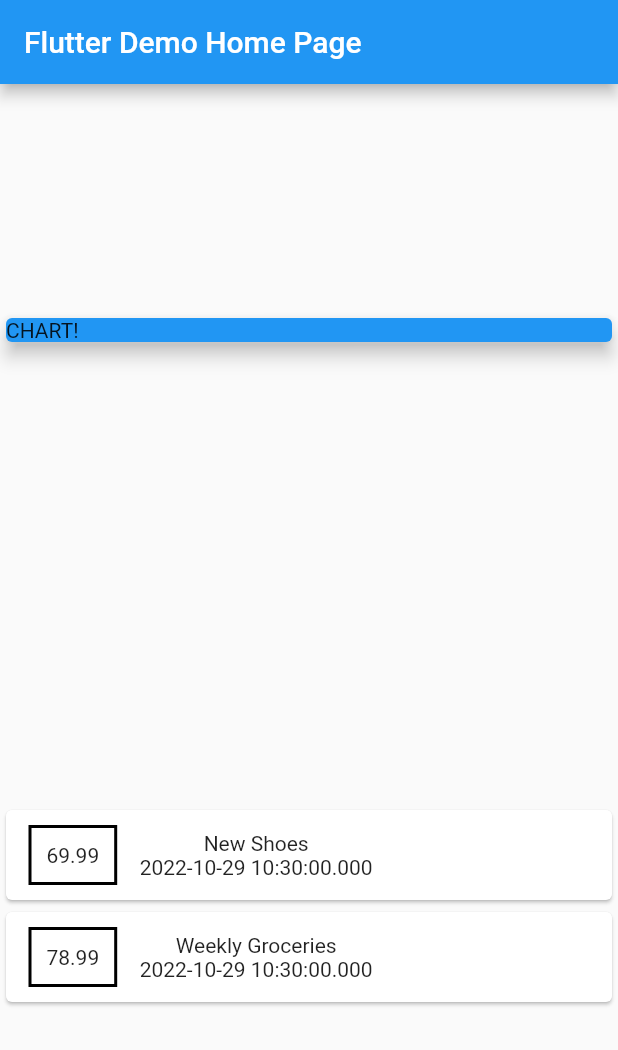
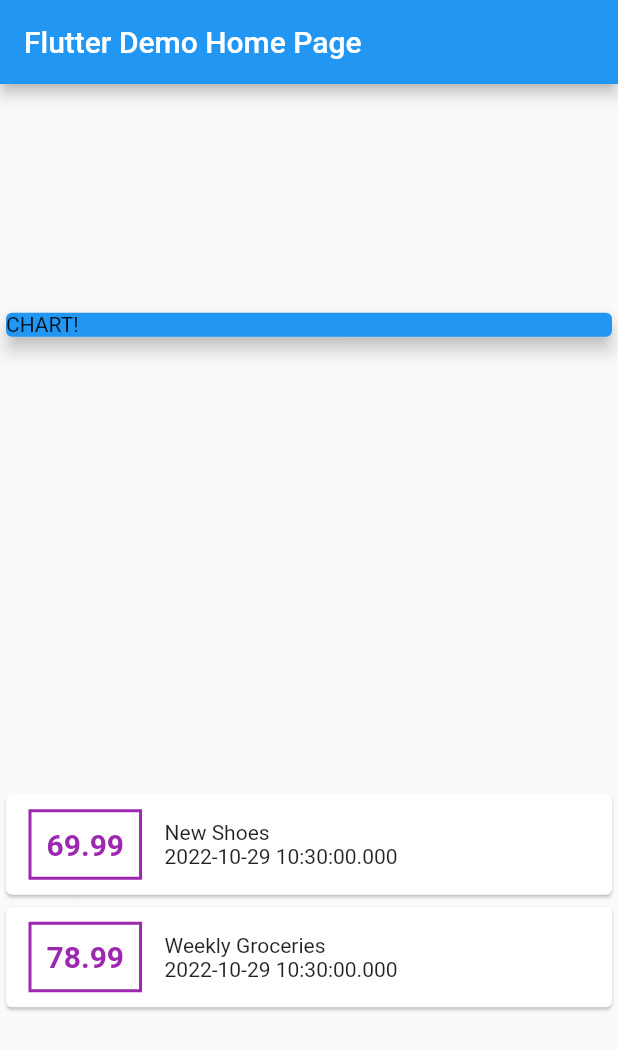
Before and after one commit to Z-kamili/Flutter_chart_app, a Flutter app: the screen it shows after launch, on a phone screen of 412 x 824 dp. Shown: the top 1050 px of the screen. Run offline on Flutter 3.47's test engine with Material 2 defaults, Android fonts, the phone set to English and light mode, and no system bars.

Commit message:
add style

```diff
--- a/lib/main.dart
+++ b/lib/main.dart
@@ -83,16 +83,24 @@ class _MyHomePageState extends State<MyHomePage> {
                     ),
                     decoration: BoxDecoration(
                       border:Border.all(
-                        color: Colors.black,
+                        color: Colors.purple,
                         width: 2,
                       ),
                     ),
                     padding: EdgeInsets.all(10),
                     child:Text(
                       tx.amount.toString(),
+                      style:TextStyle(
+                        fontWeight: FontWeight.bold,
+                        fontSize: 20,
+                        color: Colors.purple
+                        ),
+
                       ),
                     ),
-                    Column(children: <Widget>[
+                    Column(
+                      crossAxisAlignment: CrossAxisAlignment.start,
+                      children: <Widget>[
                       Text(tx.title),
                       Text(tx.date.toString()),
                     ],)
```
